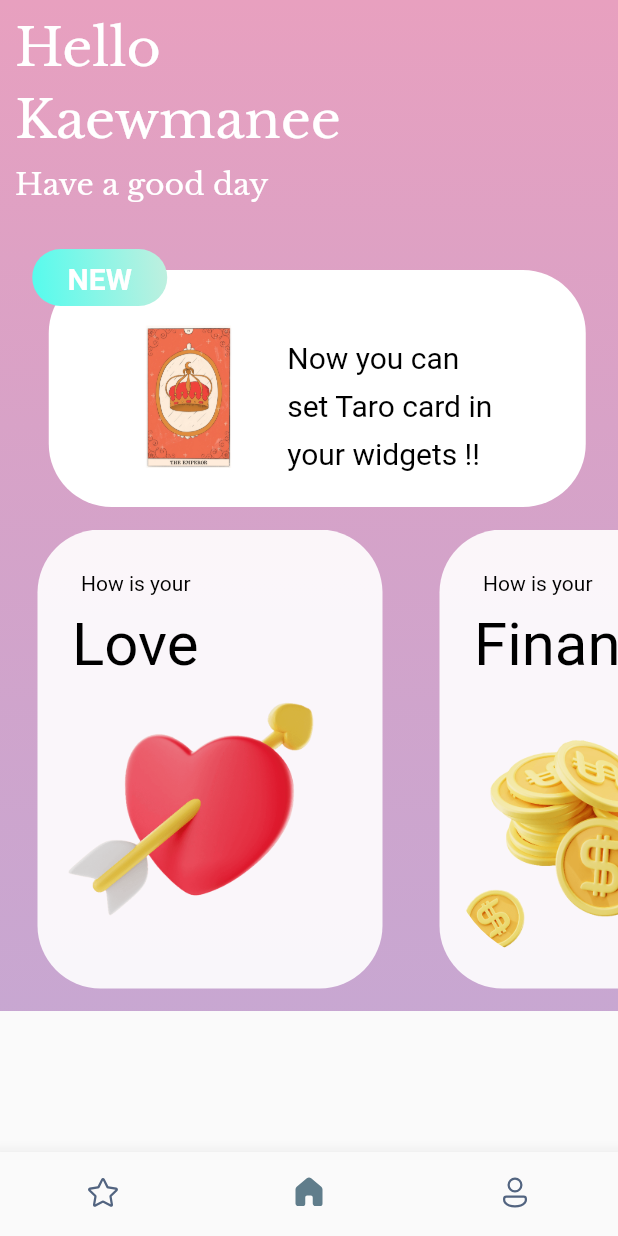
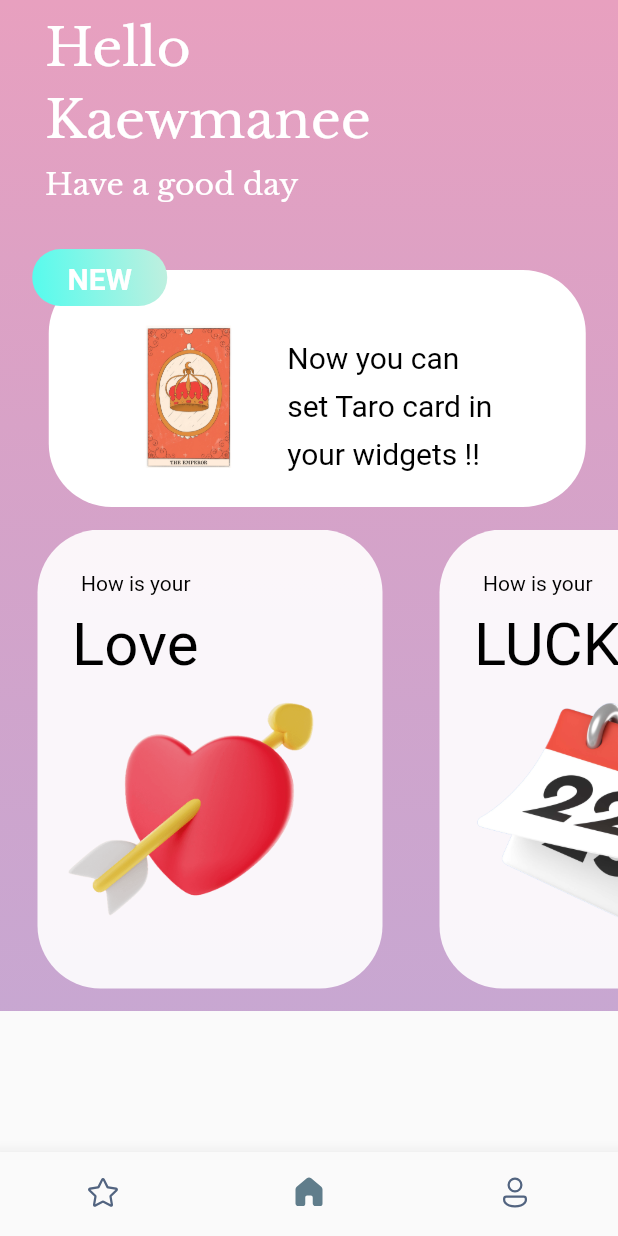
Before and after one commit to Malao-Ang/DoungWanNee, a Flutter app: the screen it shows after launch, on a phone screen of 412 x 824 dp. Run offline on Flutter 3.47's test engine with Material 2 defaults, Android fonts, the phone set to English and light mode, and no system bars; our stand-ins replace fluentui_system_icons, gap, google_fonts.

Commit message:
✨ full set card finish

```diff
--- a/lib/screen/home_screen.dart
+++ b/lib/screen/home_screen.dart
@@ -32,7 +32,7 @@ class _HomeScreenState extends State<HomeScreen> {
           child:
               Column(crossAxisAlignment: CrossAxisAlignment.start, children: [
             Container(
-              padding: EdgeInsets.symmetric(horizontal: 10.0, vertical: 10.0),
+              padding: EdgeInsets.symmetric(horizontal: 30.0, vertical: 10.0),
               width: double.maxFinite,
               child: Column(
                 crossAxisAlignment: CrossAxisAlignment.start,
@@ -68,12 +68,15 @@ class _HomeScreenState extends State<HomeScreen> {
                 scrollDirection: Axis.horizontal,
                 padding: const EdgeInsets.only(left: 25, bottom: 15),
                 child: Row(
-                  children: [
+                  children: const [
                     CardCategory(
                       title: 'Love',
                       assets: 'heart',
                     ),
+                    CardCategory(title: 'LUCK', assets: 'carender'),
                     CardCategory(title: 'Finance', assets: 'money'),
+                    CardCategory(title: 'Health', assets: 'health'),
+                    CardCategory(title: 'Study', assets: 'book'),
                   ],
                 ),
               ),
```
Also changed, not shown: assets/book.png (added), assets/carender.png (added), assets/glass.png (added), assets/health.png (added).
